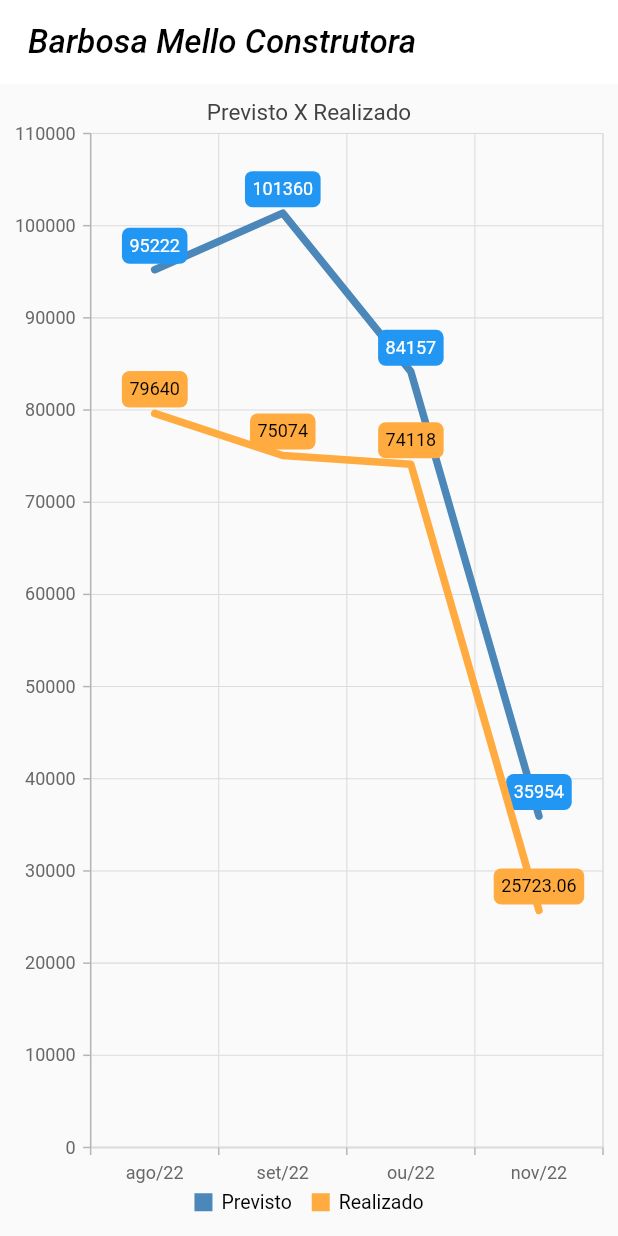
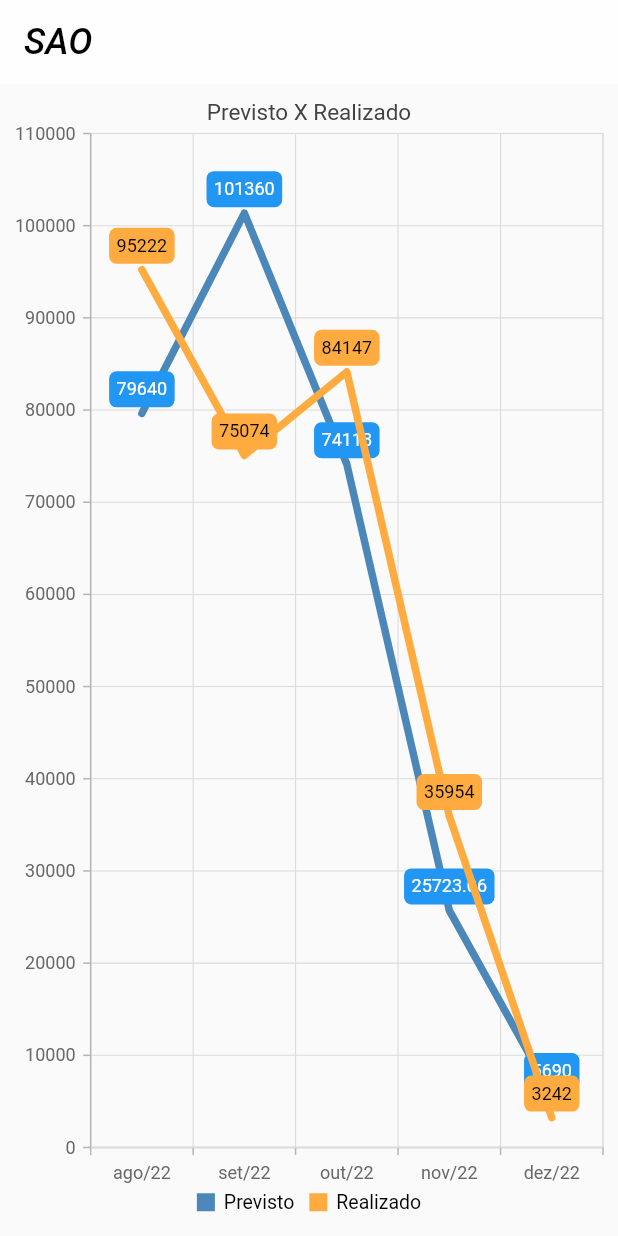
Before and after one commit to Italo-Castro/Flutter-Knowledge-Test, a Flutter app: the screen it shows after launch, on a phone screen of 412 x 824 dp. Run offline on Flutter 3.47's test engine with Material 2 defaults, Android fonts, the phone set to English and light mode, and no system bars; our stand-ins replace syncfusion_flutter_charts.

```diff
--- a/lib/Chart.dart
+++ b/lib/Chart.dart
@@ -23,13 +23,13 @@ class _MyHomePageState extends State<_MyHomePage> {
     return Scaffold(
       appBar: AppBar(
         title: const Text(
-          'Barbosa Mello Construtora ',
+          'SAO',
           textAlign: TextAlign.center,
           style: TextStyle(
-              color: Colors.black, fontStyle: FontStyle.italic, fontSize: 22),
+              color: Colors.black, fontStyle: FontStyle.italic, fontSize: 24),
         ),
         elevation: 0,
-        backgroundColor: Colors.white,
+        backgroundColor: Colors.white70,
       ),
       body: SfCartesianChart(
         primaryXAxis: CategoryAxis(borderColor: Colors.red),
@@ -38,21 +38,23 @@ class _MyHomePageState extends State<_MyHomePage> {
         // Enable legend
         legend: Legend(isVisible: true),
         // Enable tooltip
-        tooltipBehavior: TooltipBehavior(enable: true, elevation: 12),
+        tooltipBehavior:
+            TooltipBehavior(enable: true, elevation: 12, duration: 1),
         series: <ChartSeries<_Infections, String>>[
           LineSeries<_Infections, String>(
             animationDelay: 1,
             enableTooltip: true,
             width: 5,
-            legendItemText: 'Previsto ',
+            legendItemText: 'Previsto',
             name: 'Previsto',
             xValueMapper: (_Infections victims, _) => victims.year,
             yValueMapper: (_Infections victims, _) => victims.victims,
             dataSource: <_Infections>[
-              _Infections('ago/22', 95222.00),
+              _Infections('ago/22', 79640.00),
               _Infections('set/22', 101360.00),
-              _Infections('ou/22', 84157.00),
-              _Infections('nov/22', 35954.00),
+              _Infections('out/22', 74118.00),
+              _Infections('nov/22', 25723.06),
+              _Infections('dez/22', 5690.00),
             ],
             dataLabelSettings:
                 DataLabelSettings(isVisible: true, color: Colors.blue),
@@ -67,11 +69,11 @@ class _MyHomePageState extends State<_MyHomePage> {
             legendItemText: 'Realizado',
             name: 'Realizado',
             dataSource: <_Infections>[
-              _Infections('ago/22', 79640.00),
-              _Infections('ago/22', 79640.00),
+              _Infections('ago/22', 95222.00),
               _Infections('set/22', 75074.00),
-              _Infections('ou/22', 74118.00),
-              _Infections('nov/22', 25723.06),
+              _Infections('out/22', 84147.00),
+              _Infections('nov/22', 35954.00),
+              _Infections('dez/22', 3242.00),
             ],
             // Enable data label
             dataLabelSettings:
```
Also changed, not shown: img.png (added), img_1.png (added), 2 other files.
